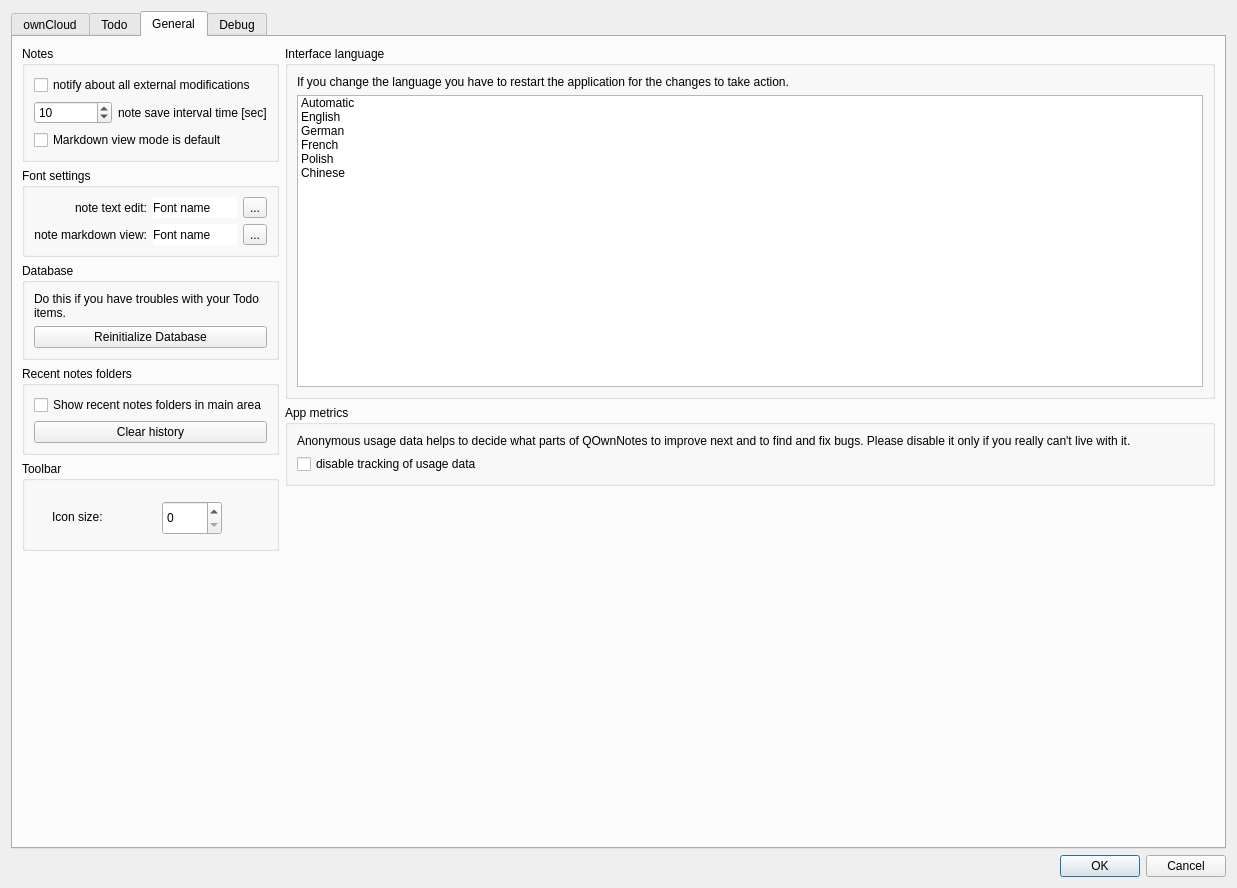
First picture: the form in src/dialogs/settingsdialog.ui, repository pbek/QOwnNotes, before the edit.
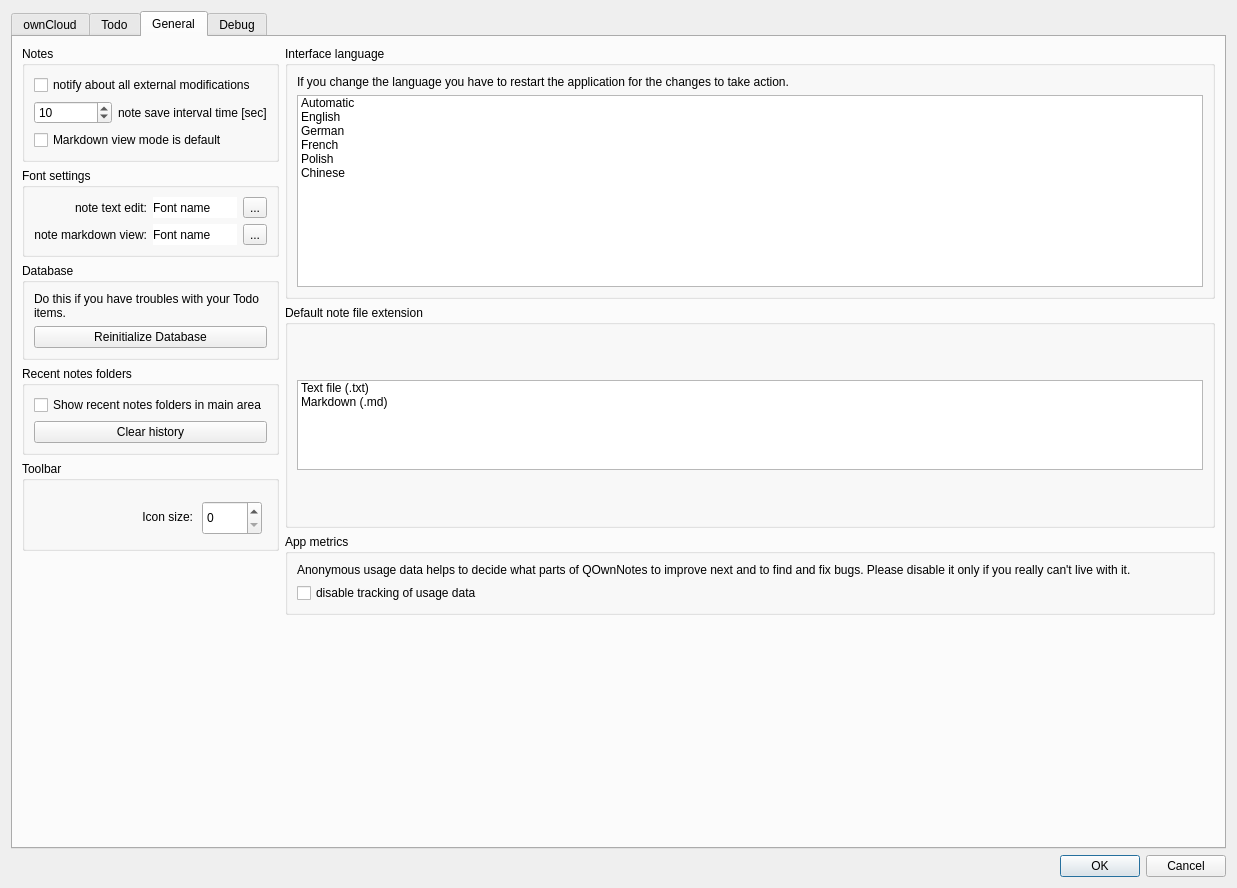
Second picture: the form after the edit. Icons and pictures are not drawn. Custom widgets are drawn as their Qt base class.

Commit message: implemented markdown file-extension `.md` support and some German translation changes

Patch:
```diff
--- a/src/dialogs/settingsdialog.ui
+++ b/src/dialogs/settingsdialog.ui
@@ -862,18 +862,21 @@
                <rect>
                 <x>30</x>
                 <y>40</y>
-                <width>94</width>
+                <width>141</width>
                 <height>31</height>
                </rect>
               </property>
               <property name="text">
                <string>Icon size:</string>
               </property>
+              <property name="alignment">
+               <set>Qt::AlignRight|Qt::AlignTrailing|Qt::AlignVCenter</set>
+              </property>
              </widget>
              <widget class="QSpinBox" name="toolbarIconSizeSpinBox">
               <property name="geometry">
                <rect>
-                <x>140</x>
+                <x>180</x>
                 <y>40</y>
                 <width>60</width>
                 <height>34</height>
@@ -985,6 +988,53 @@
              </layout>
             </widget>
            </item>
+           <item>
+            <widget class="QGroupBox" name="groupBox_8">
+             <property name="minimumSize">
+              <size>
+               <width>0</width>
+               <height>0</height>
+              </size>
+             </property>
+             <property name="title">
+              <string>Default note file extension</string>
+             </property>
+             <layout class="QGridLayout" name="gridLayout_12">
+              <item row="0" column="0">
+               <widget class="QListWidget" name="defaultNoteFileExtensionListWidget">
+                <property name="minimumSize">
+                 <size>
+                  <width>0</width>
+                  <height>60</height>
+                 </size>
+                </property>
+                <property name="maximumSize">
+                 <size>
+                  <width>16777215</width>
+                  <height>90</height>
+                 </size>
+                </property>
+                <item>
+                 <property name="text">
+                  <string>Text file (.txt)</string>
+                 </property>
+                 <property name="whatsThis">
+                  <string>txt</string>
+                 </property>
+                </item>
+                <item>
+                 <property name="text">
+                  <string>Markdown (.md)</string>
+                 </property>
+                 <property name="whatsThis">
+                  <string>md</string>
+                 </property>
+                </item>
+               </widget>
+              </item>
+             </layout>
+            </widget>
+           </item>
            <item>
             <widget class="QGroupBox" name="appMetricsGroupBox">
              <property name="title">
```
Left out of the diff: 104 changed lines with no effect on the pictures. Lines whose indentation alone changed are shown as unchanged. The commit also changes 18 other files.
